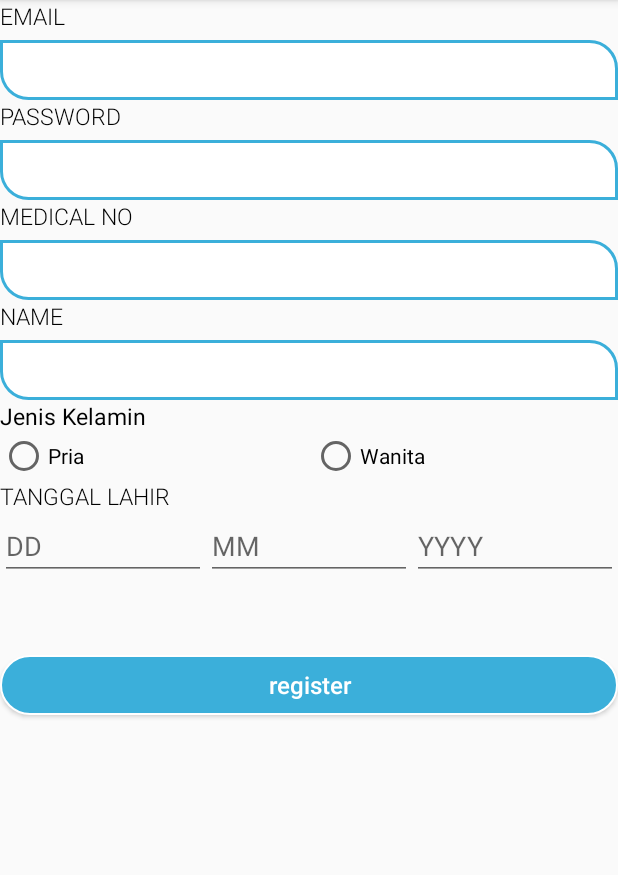
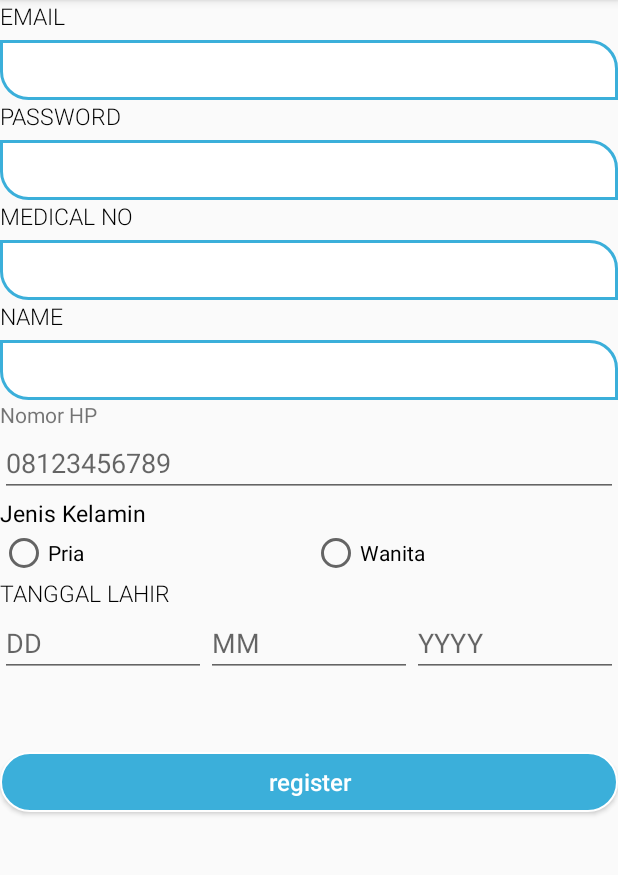
Before and after one commit to qprocompany/UserAndroid, an Android app: the RegisterApps screen opened directly, with no data from a screen before it, after a tap on "register", on a phone screen of 412 x 824 dp, the part 84-959 px from its top. Run offline under Robolectric (Android 15) with nearby library versions, the phone set to English and light mode, and no system bars.

Commit message:
User Phone

```diff
--- a/app/src/main/java/info/androidhive/Adapter/PoliAdapter.java
+++ b/app/src/main/java/info/androidhive/Adapter/PoliAdapter.java
@@ -70,10 +70,19 @@ public class PoliAdapter extends RecyclerView.Adapter<PoliAdapter.MyViewHolder>
         holder.name.setText(poli.getServiceUnitName());
         // holder.phone.setText(Dokter.getParamedicName());
 
-        Glide.with(context)
-                .load(poli.getIconFileName())
-                .apply(RequestOptions.circleCropTransform())
-                .into(holder.thumbnail);
+        if(poli.getIconFileName() != null && poli.getIconFileName() != "") {
+            Glide.with(context)
+                    .load(poli.getIconFileName())
+                    .apply(RequestOptions.circleCropTransform())
+                    .into(holder.thumbnail);
+        }
+        else
+        {
+            Glide.with(context)
+                    .load(null)
+                    .apply(RequestOptions.circleCropTransform())
+                    .into(holder.thumbnail);
+        }
     }
 
     @Override
--- a/app/src/main/java/info/androidhive/recyclerviewsearch/CallSoap.java
+++ b/app/src/main/java/info/androidhive/recyclerviewsearch/CallSoap.java
@@ -62,7 +62,7 @@ public class CallSoap {
 
     public final String SOAP_ACTION_RegisterApps = "http://tempuri.org/RegisterPatientApps";
     public  final String OPERATION_NAME_RegisterApps = "RegisterPatientApps";
-    public String RegisterApps(String a,String b,String d,String e,String f, String g)
+    public String RegisterApps(String a,String b,String d,String e,String f, String g,String h)
     {
         SoapObject request = new SoapObject(WSDL_TARGET_NAMESPACE,OPERATION_NAME_RegisterApps);
         request.addProperty("username",a);
@@ -71,6 +71,8 @@ public class CallSoap {
         request.addProperty("sex",e);
         request.addProperty("dob",f);
         request.addProperty("medno",g);
+        request.addProperty("phone",h);
+
         SoapSerializationEnvelope envelope = new SoapSerializationEnvelope(
                 SoapEnvelope.VER11);
         envelope.dotNet = true;
--- a/app/src/main/java/info/androidhive/recyclerviewsearch/Main2Activity.java
+++ b/app/src/main/java/info/androidhive/recyclerviewsearch/Main2Activity.java
@@ -113,11 +113,12 @@ public class Main2Activity extends AppCompatActivity{
         protected void onPostExecute(String s) {
             super.onPostExecute(s);
             String data[] = s.split(",");
+            //Toast.makeText(Main2Activity.this,s,Toast.LENGTH_SHORT).show();
             MEDICAL.setText(data[0].toString());
             NAMA.setText(data[1].toString());
             EMAIL.setText(data[2].toString());
-            String data1[] = data[3].split(" ");
-            TGLLAHIR.setText(data1[0].toString());
+            TGLLAHIR.setText(data[3].substring(0,data[3].indexOf(" ")));
+            NOTELEP.setText(data[4].toString());
             new GetImage(Login.username1).execute();
         }
     }
--- a/app/src/main/java/info/androidhive/recyclerviewsearch/RegisterApps.java
+++ b/app/src/main/java/info/androidhive/recyclerviewsearch/RegisterApps.java
@@ -15,7 +15,7 @@ import android.widget.Toast;
 
 public class RegisterApps extends AppCompatActivity {
 
-    EditText name, email,password,tgl,bulan,tahun,medical;
+    EditText name, email,password,tgl,bulan,tahun,medical,phone;
     RadioButton male,female;
     Button submit;
 
@@ -35,6 +35,7 @@ public class RegisterApps extends AppCompatActivity {
         male = (RadioButton) findViewById(R.id.male);
         female = (RadioButton) findViewById(R.id.female);
         medical = (EditText) findViewById(R.id.medicalno);
+        phone = (EditText) findViewById(R.id.hpno);
 
         submit = (Button) findViewById(R.id.submit);
         submit.setOnClickListener(new View.OnClickListener() {
@@ -48,29 +49,31 @@ public class RegisterApps extends AppCompatActivity {
                 {
                     sex = "Wanita";
                 }
-                String Email = "0",Pass = "0",Name = "0",Date = "0",med = "0";
+                String Email = "0",Pass = "0",Name = "0",Date = "0",med = "0",phone1 = "0";
                 Email = email.getText().toString();
                 Pass = password.getText().toString();
                 Name = name.getText().toString();
                 Date = tgl.getText().toString()+"/"+bulan.getText().toString()+"/"+tahun.getText().toString();
                 med = medical.getText().toString();
+                phone1 = phone.getText().toString();
                 //Toast.makeText(RegisterApps.this,Date,Toast.LENGTH_SHORT).show();
-                new submited(Email,Pass,Name,sex,Date,med).execute();
+                new submited(Email,Pass,Name,sex,Date,med,phone1).execute();
             }
         });
     }
 
     class submited extends AsyncTask<String, String, String>
     {
-        private String username, password,name ,sex1, dob,medno;
+        private String username, password,name ,sex1, dob,medno,phone;
 
-        public submited(String a, String b, String d, String e, String f, String g) {
+        public submited(String a, String b, String d, String e, String f, String g,String h) {
             this.username = a;
             this.password = b;
             this.name = d;
             this.sex1 = e;
             this.dob = f;
             this.medno = g;
+            this.phone = h;
         }
 
         @Override
@@ -80,7 +83,7 @@ public class RegisterApps extends AppCompatActivity {
             CallSoap cs = new CallSoap();
 
             String data = "";
-            data = cs.RegisterApps(username,password,name,sex1,dob,medno);
+            data = cs.RegisterApps(username,password,name,sex1,dob,medno,phone);
             return data;
         }
 
--- a/app/src/main/res/layout-large/activity_register_apps.xml
+++ b/app/src/main/res/layout-large/activity_register_apps.xml
@@ -129,8 +129,24 @@
         android:layout_width="match_parent"
         android:layout_height="wrap_content"
         android:orientation="vertical"
+        android:id="@+id/phoneline"
+        android:layout_above="@+id/nameline">
+        <TextView
+            android:layout_width="match_parent"
+            android:layout_height="wrap_content"
+            android:text="Nomor HP"/>
+        <EditText
+            android:layout_width="match_parent"
+            android:layout_height="wrap_content"
+            android:id="@+id/hpno"
+            android:hint="08123456789"/>
+    </LinearLayout>
+    <LinearLayout
+        android:layout_width="match_parent"
+        android:layout_height="wrap_content"
+        android:orientation="vertical"
         android:id="@+id/sexline"
-        android:layout_above="@+id/nameline">
+        android:layout_above="@+id/phoneline">
 
         <TextView
             android:layout_width="match_parent"
--- a/app/src/main/res/layout-normal/activity_register_apps.xml
+++ b/app/src/main/res/layout-normal/activity_register_apps.xml
@@ -129,8 +129,24 @@
         android:layout_width="match_parent"
         android:layout_height="wrap_content"
         android:orientation="vertical"
+        android:id="@+id/phoneline"
+        android:layout_above="@+id/nameline">
+        <TextView
+            android:layout_width="match_parent"
+            android:layout_height="wrap_content"
+            android:text="Nomor HP"/>
+        <EditText
+            android:layout_width="match_parent"
+            android:layout_height="wrap_content"
+            android:id="@+id/hpno"
+            android:hint="08123456789"/>
+    </LinearLayout>
+    <LinearLayout
+        android:layout_width="match_parent"
+        android:layout_height="wrap_content"
+        android:orientation="vertical"
         android:id="@+id/sexline"
-        android:layout_above="@+id/nameline">
+        android:layout_above="@+id/phoneline">
         <TextView
             android:layout_width="match_parent"
             android:layout_height="wrap_content"
--- a/app/src/main/res/layout-sw600dp/activity_register_apps.xml
+++ b/app/src/main/res/layout-sw600dp/activity_register_apps.xml
@@ -129,8 +129,24 @@
         android:layout_width="match_parent"
         android:layout_height="wrap_content"
         android:orientation="vertical"
+        android:id="@+id/phoneline"
+        android:layout_above="@+id/nameline">
+        <TextView
+            android:layout_width="match_parent"
+            android:layout_height="wrap_content"
+            android:text="Nomor HP"/>
+        <EditText
+            android:layout_width="match_parent"
+            android:layout_height="wrap_content"
+            android:id="@+id/hpno"
+            android:hint="08123456789"/>
+    </LinearLayout>
+    <LinearLayout
+        android:layout_width="match_parent"
+        android:layout_height="wrap_content"
+        android:orientation="vertical"
         android:id="@+id/sexline"
-        android:layout_above="@+id/nameline">
+        android:layout_above="@+id/phoneline">
 
         <TextView
             android:layout_width="match_parent"
--- a/app/src/main/res/layout/activity_register_apps.xml
+++ b/app/src/main/res/layout/activity_register_apps.xml
@@ -129,8 +129,24 @@
         android:layout_width="match_parent"
         android:layout_height="wrap_content"
         android:orientation="vertical"
+        android:id="@+id/phoneline"
+        android:layout_above="@+id/nameline">
+        <TextView
+            android:layout_width="match_parent"
+            android:layout_height="wrap_content"
+            android:text="Nomor HP"/>
+        <EditText
+            android:layout_width="match_parent"
+            android:layout_height="wrap_content"
+            android:id="@+id/hpno"
+            android:hint="08123456789"/>
+    </LinearLayout>
+    <LinearLayout
+        android:layout_width="match_parent"
+        android:layout_height="wrap_content"
+        android:orientation="vertical"
         android:id="@+id/sexline"
-        android:layout_above="@+id/nameline">
+        android:layout_above="@+id/phoneline">
         <TextView
             android:layout_width="match_parent"
             android:layout_height="wrap_content"
```
